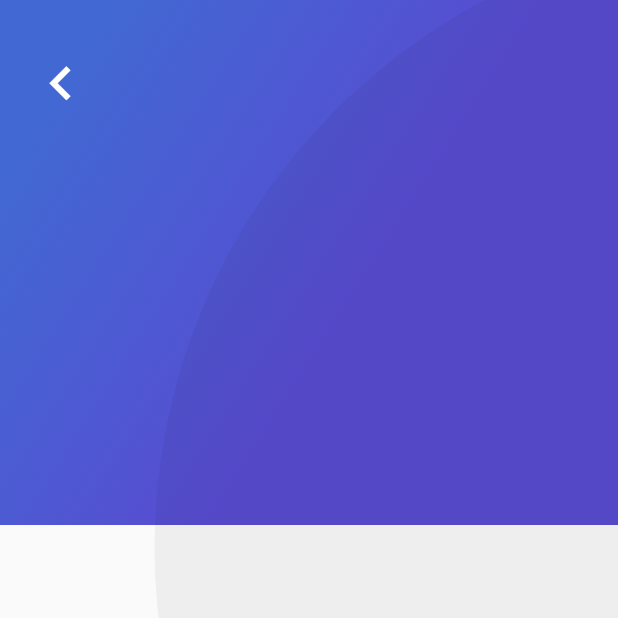
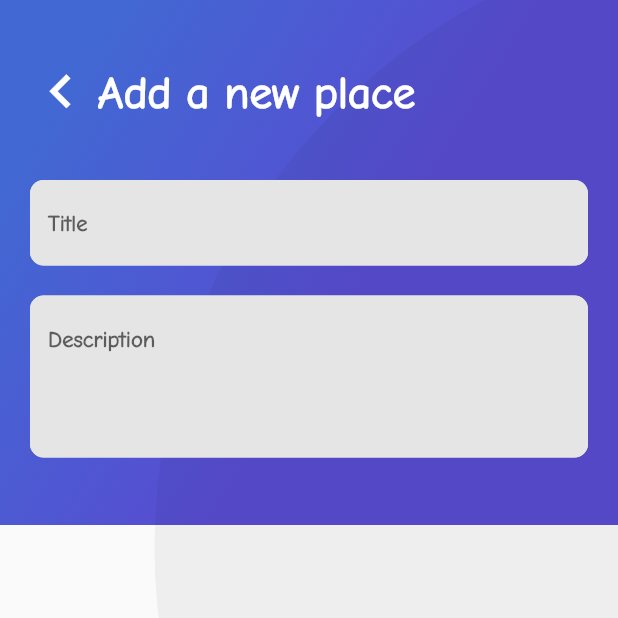
Before and after one commit to jarcasta/platzi-course, a Flutter app: the AddPlaceScreen screen opened directly, on a phone screen of 412 x 824 dp, the top half of it. Run offline on Flutter 3.47's test engine with Material 2 defaults, Android fonts, the phone set to English and light mode, and no system bars; our stand-ins replace cloud_firestore, firebase_auth, google_sign_in; missing offline and left inert: generic_bloc_provider; accounts and stored records are empty.

Commit message:
feat: add shared widgets for dynamism

```diff
--- a/lib/Place/ui/screens/add_place_screen.dart
+++ b/lib/Place/ui/screens/add_place_screen.dart
@@ -1,6 +1,8 @@
 import 'dart:io';
 import 'package:flutter/material.dart';
 import 'package:platzi_trip_app/Place/ui/widgets/gradient_back.dart';
+import 'package:platzi_trip_app/Shared/ui/widgets/text_input.dart';
+import 'package:platzi_trip_app/Shared/ui/widgets/title_header.dart';
 
 class AddPlaceScreen extends StatefulWidget{
   File image;
@@ -14,6 +16,10 @@ class AddPlaceScreen extends StatefulWidget{
 }
 
 class _AddPlaceScreen extends State<AddPlaceScreen>{
+
+  final _controllerTitlePlace = TextEditingController();
+  final _controllerDescriptionPlace = TextEditingController();
+
   @override
   Widget build(BuildContext context) {
     return Scaffold(
@@ -36,8 +42,42 @@ class _AddPlaceScreen extends State<AddPlaceScreen>{
                     },
                   ),
                 ),
-              )
+              ),
+              Flexible(
+                child: Container(
+                  padding: EdgeInsets.only(top:45.0, left: 10.0),
+                  child: TitleHeader(title: 'Add a new place'),
+                )
+              ),
             ],
+          ),
+          Container(
+            margin: EdgeInsets.only(top: 120.0, bottom: 20.0),
+            child: ListView(
+              children: [
+                Container(
+
+                ),
+                Container(
+                  margin: EdgeInsets.only(bottom: 20.0),
+                  child: TextInput(
+                    hintText: 'Title',
+                    inputType: null,
+                    maxLines: 1,
+                    controller: _controllerTitlePlace,
+                  ),
+                ),
+                Container(
+                  margin: EdgeInsets.only(bottom: 20.0),
+                  child: TextInput(
+                    hintText: 'Description',
+                    inputType: TextInputType.multiline,
+                    maxLines: 4,
+                    controller: _controllerDescriptionPlace,
+                  ),
+                ),
+              ],
+            ),
           ),
         ],
       ),
--- /dev/null
+++ b/lib/Shared/ui/widgets/text_input.dart
@@ -0,0 +1,50 @@
+import 'package:flutter/material.dart';
+
+class TextInput extends StatelessWidget{
+
+  final String hintText;
+  final TextInputType inputType;
+  final TextEditingController controller;
+  int maxLines = 1;
+
+
+  TextInput({
+    Key key,
+    @required this.hintText,
+    @required this.inputType,
+    @required this.controller,
+    this.maxLines
+  });
+
+  @override
+  Widget build(BuildContext context) {
+    return Container(
+      padding: EdgeInsets.only(left: 20.0, right: 20.0),
+      child: TextField(
+        controller: controller,
+        keyboardType: inputType,
+        maxLines: maxLines,
+        style: TextStyle(
+          fontSize: 15.0,
+          fontFamily: 'ComicNeue',
+          color: Colors.blueGrey,
+          fontWeight: FontWeight.bold,
+        ),
+        decoration: InputDecoration(
+          filled: true,
+          fillColor: Color(0xFFe5e5e5),
+          border: InputBorder.none,
+          hintText: hintText,
+          enabledBorder: OutlineInputBorder(
+            borderSide: BorderSide(color: Color(0xFFe5e5e5)),
+            borderRadius: BorderRadius.all(Radius.circular(9.0))
+          ),
+          focusedBorder: OutlineInputBorder(
+              borderSide: BorderSide(color: Color(0xFFe5e5e5)),
+              borderRadius: BorderRadius.all(Radius.circular(9.0))
+          ),
+        ),
+      ),
+    );
+  }
+}
--- /dev/null
+++ b/lib/Shared/ui/widgets/title_header.dart
@@ -0,0 +1,20 @@
+import 'package:flutter/material.dart';
+
+ class TitleHeader extends StatelessWidget{
+  final String title;
+
+  TitleHeader({Key key, @required this.title});
+
+  @override
+  Widget build(BuildContext context) {
+    return Text(
+      title,
+      style: TextStyle(
+        color: Colors.white,
+        fontSize: 30.0,
+        fontFamily: 'ComicNeue',
+        fontWeight: FontWeight.bold
+      ),
+    );
+  }
+}
```
